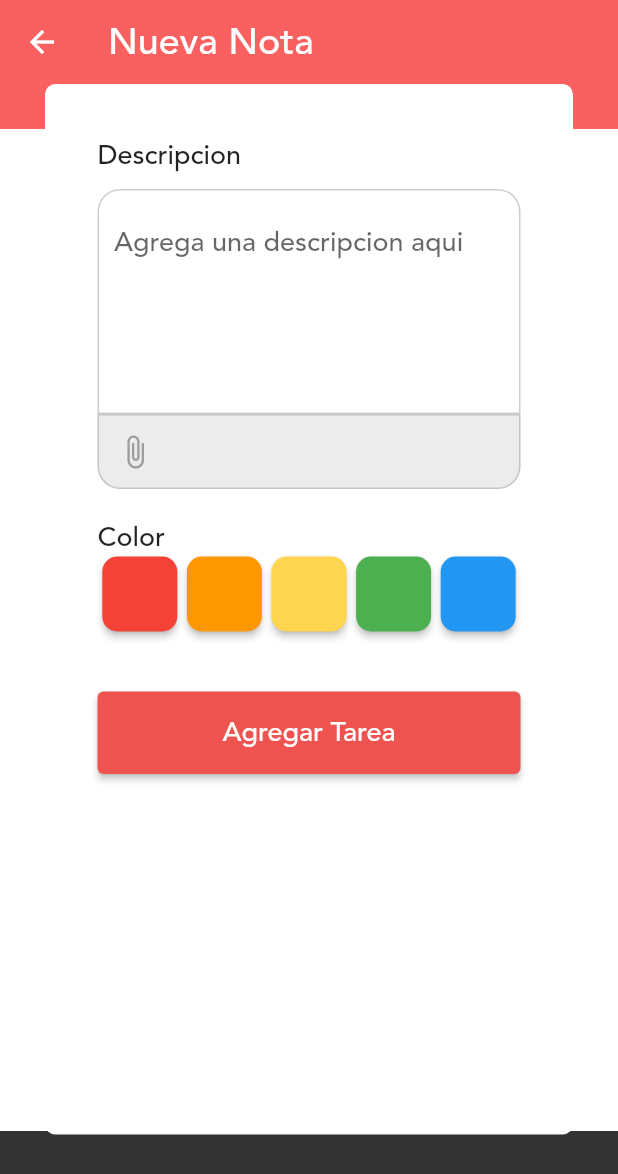
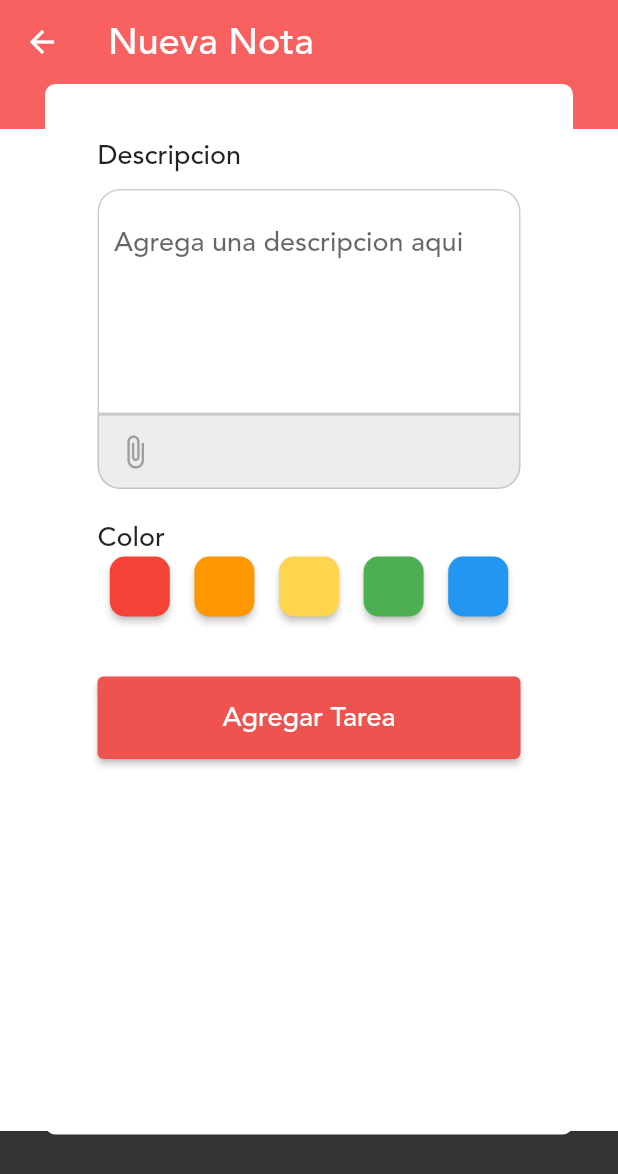
Before and after one commit to Abrahan26/Awake, a Flutter app: the HomeNota screen opened directly, on a phone screen of 412 x 824 dp. Shown: the top 1174 px of the screen. Run offline on Flutter 3.47's test engine with Material 2 defaults, Android fonts, the phone set to English and light mode, and no system bars; our stand-ins replace auto_size_text, cloud_firestore, firebase_auth, firebase_core, flutter_slidable, flutter_speed_dial and 3 more; accounts and stored records are empty; network calls fail.

Commit message:
Aplicación lista

```diff
--- a/lib/pages/AddNote.dart
+++ b/lib/pages/AddNote.dart
@@ -178,8 +178,8 @@ class _HomeNotaState extends State<HomeNota> {
                               children: [
 
                                 Container(
-                                    height: 50,
-                                    width: 50,
+                                    height: 40,
+                                    width: 40,
                                   child: ElevatedButton(
 
                                     style: ButtonStyle(
@@ -201,8 +201,8 @@ class _HomeNotaState extends State<HomeNota> {
                                   ),
                                 ),
                                 Container(
-                                    height: 50,
-                                    width: 50,
+                                    height: 40,
+                                    width: 40,
                                   child: ElevatedButton(
                                     style: ButtonStyle(
                                       backgroundColor: MaterialStateProperty.all(Colors.orange),
@@ -223,8 +223,8 @@ class _HomeNotaState extends State<HomeNota> {
                                   ),
                                 ),
                                 Container(
-                                    height: 50,
-                                    width: 50,
+                                    height: 40,
+                                    width: 40,
                                   child: ElevatedButton(
 
                                     style: ButtonStyle(
@@ -246,8 +246,8 @@ class _HomeNotaState extends State<HomeNota> {
                                   ),
                                 ),
                                 Container(
-                                    height: 50,
-                                    width: 50,
+                                    height: 40,
+                                    width: 40,
                                   child: ElevatedButton(
 
                                     style: ButtonStyle(
@@ -269,8 +269,8 @@ class _HomeNotaState extends State<HomeNota> {
                                   ),
                                 ),
                                 Container(
-                                    height: 50,
-                                    width: 50,
+                                    height: 40,
+                                    width: 40,
                                   child: ElevatedButton(
                                     style: ButtonStyle(
                                       backgroundColor: MaterialStateProperty.all(Colors.blue),
```
